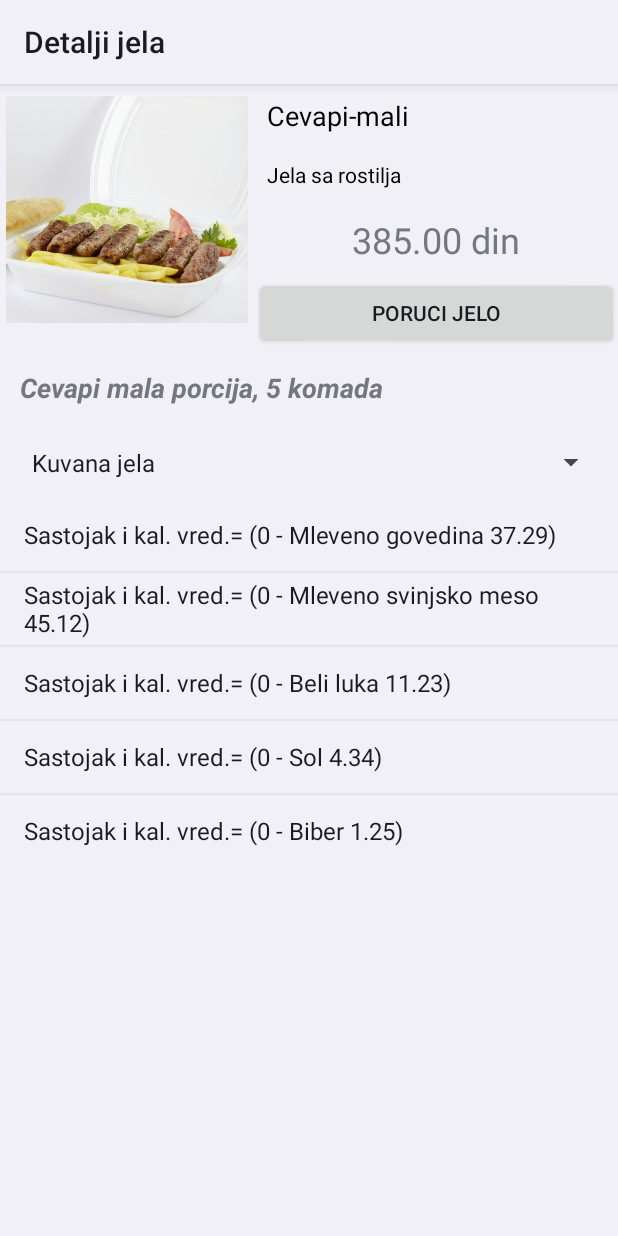
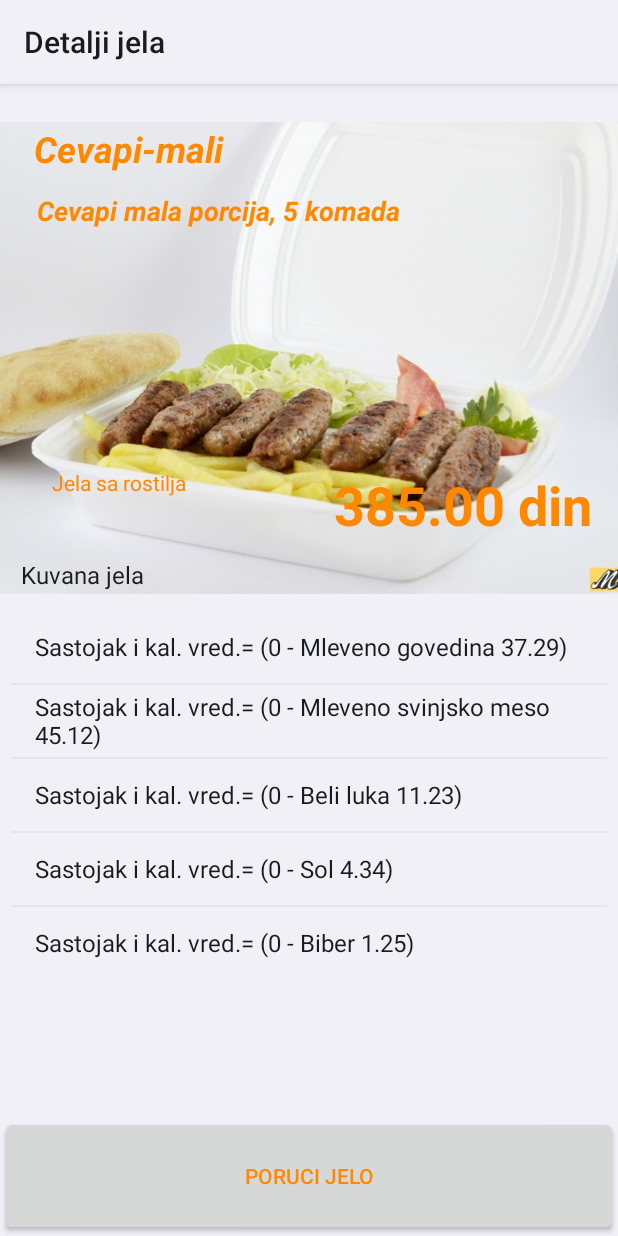
Before and after one commit to borisbokan/jelovnik, an Android app: the SecondActivity screen opened directly, with no data from a screen before it, on a phone screen of 412 x 824 dp. Run offline under Robolectric (Android 15) with nearby library versions, the phone set to English and light mode, and no system bars; 2 statements that could not run were skipped.

Commit message:
Uradjen zadatak sa termina 16 , deo RelativeLayout .

```diff
--- a/app/src/main/java/rs/aleph/android/example12/activities/SecondActivity.java
+++ b/app/src/main/java/rs/aleph/android/example12/activities/SecondActivity.java
@@ -38,7 +38,7 @@ public class SecondActivity extends Activity implements View.OnClickListener {
 
         // Each lifecycle method should call the method it overrides
         super.onCreate(savedInstanceState);
-        setContentView(R.layout.activity_second_linear);
+        setContentView(R.layout.activity_second_relative);
 
         int vrednostPoz=getIntent().getExtras().getInt(FirstActivity.DETALJI_POZ_KEY);
         int vrednostGropuPoz=getIntent().getExtras().getInt(FirstActivity.DETALJI_GROUP_POZ_KEY);
--- a/app/src/main/res/layout/activity_second_relative.xml
+++ b/app/src/main/res/layout/activity_second_relative.xml
@@ -1,111 +1,145 @@
 <?xml version="1.0" encoding="utf-8"?>
-<RelativeLayout xmlns:android="http://schemas.android.com/apk/res/android"
+<LinearLayout xmlns:android="http://schemas.android.com/apk/res/android"
     xmlns:tools="http://schemas.android.com/tools"
 
-    android:orientation="vertical"
     android:layout_width="match_parent"
-    android:layout_height="match_parent">
+    android:layout_height="match_parent"
+    android:elevation="1dp"
+    android:orientation="vertical">
 
 
-    <!--<ListView
-        android:id="@+id/lsvSastojci_detalji"
+    <RelativeLayout
         android:layout_width="match_parent"
-        android:layout_height="wrap_content"/>-->
+        android:layout_height="match_parent"
+        android:layout_weight="1">
+
+        <Spinner
+            android:id="@+id/spKategorije_detalji"
+            android:layout_width="match_parent"
+            android:layout_height="wrap_content"
+            android:elevation="10dp"
+            android:padding="6dp"
+            android:textColor="@android:color/holo_orange_light"
+            tools:listitem="@android:layout/simple_list_item_1"
+            android:layout_alignParentBottom="true"
+            android:layout_alignRight="@+id/txtOpisJelo_detalji"
+            android:layout_alignEnd="@+id/txtOpisJelo_detalji" />
 
         <TextView
             android:id="@+id/txtNazivJelo_detalji"
+            android:layout_width="match_parent"
+            android:layout_height="wrap_content"
+            android:layout_alignParentLeft="true"
+            android:layout_alignParentStart="true"
+            android:layout_alignTop="@+id/slikaJela"
+            android:layout_marginLeft="17dp"
+            android:layout_marginStart="17dp"
+            android:elevation="10dp"
+            android:padding="5dp"
+            android:text="@string/naziv_jela"
+            android:textColor="@android:color/holo_orange_dark"
+            android:textSize="24sp"
+            android:textStyle="bold|italic" />
+
+        <TextView
+            android:id="@+id/txtCena_detalji"
             android:layout_width="wrap_content"
             android:layout_height="wrap_content"
+            android:layout_marginEnd="12dp"
+            android:layout_marginRight="12dp"
+            android:elevation="10dp"
+            android:gravity="center"
             android:padding="5dp"
-        android:text="@string/naziv_jela"
-        android:textColor="@android:color/black"
-        android:textSize="18sp"
-        android:layout_marginTop="17dp"
-        android:layout_alignTop="@+id/slikaJela"
-        android:layout_alignParentLeft="true"
-        android:layout_alignParentStart="true"
-        android:layout_marginLeft="22dp"
-        android:layout_marginStart="22dp" />
-
-    <ImageView
-        android:id="@+id/slikaJela"
-        android:layout_width="200dp"
-        android:layout_height="150dp"
-        android:padding="4dp"
-        android:scaleType="centerCrop"
-        android:src="@drawable/splash"
-        tools:ignore="ContentDescription"
-        android:layout_marginTop="16dp"
-        android:layout_alignParentTop="true"
-        android:layout_alignLeft="@id/txtNazivJelo_detalji"
-        android:layout_alignStart="@id/txtNazivJelo_detalji" />
-
-    <TextView
-                android:id="@+id/txtOpis_detalji"
-                android:layout_width="match_parent"
-                android:layout_height="wrap_content"
-        android:hint="Opis"
-                android:padding="7dp"
-                android:text="@string/opis_jela"
-                android:textSize="18sp"
-                android:textStyle="normal|bold|italic"
-        android:layout_below="@id/txtOpisJelo_detalji"
-        android:layout_alignLeft="@id/spKategorije_detalji"
-        android:layout_alignStart="@id/spKategorije_detalji" />
-
-
+            android:text="0,00 din"
+            android:textAlignment="center"
+            android:textColor="@android:color/holo_orange_dark"
+            android:textSize="36sp"
+            android:textStyle="normal|bold"
+            android:layout_above="@+id/spKategorije_detalji"
+            android:layout_alignParentRight="true"
+            android:layout_alignParentEnd="true" />
 
         <TextView
             android:id="@+id/txtOpisJelo_detalji"
             android:layout_width="wrap_content"
             android:layout_height="wrap_content"
-
-        android:textColor="@android:color/black"
+            android:elevation="10dp"
             android:padding="5dp"
             android:text="@string/kategorija"
+            android:textColor="@android:color/holo_orange_dark"
             android:textSize="14sp"
-        android:layout_below="@id/slikaJela"
-        android:layout_alignLeft="@id/txtOpis_detalji"
-        android:layout_alignStart="@id/txtOpis_detalji" />
+            android:layout_alignTop="@+id/txtCena_detalji"
+            android:layout_alignLeft="@+id/txtOpis_detalji"
+            android:layout_alignStart="@+id/txtOpis_detalji"
+            android:layout_marginLeft="12dp"
+            android:layout_marginStart="12dp" />
 
         <TextView
-        android:id="@+id/txtCena_detalji"
-        android:layout_width="wrap_content"
+            android:id="@+id/txtOpis_detalji"
+            android:layout_width="match_parent"
+            android:layout_height="match_parent"
+            android:elevation="10dp"
+            android:hint="Opis"
+            android:padding="7dp"
+            android:text="@string/opis_jela"
+            android:textColor="@android:color/holo_orange_dark"
+            android:textSize="18sp"
+            android:textStyle="normal|bold|italic"
+            android:layout_below="@+id/txtNazivJelo_detalji"
+            android:layout_alignParentRight="true"
+            android:layout_alignParentEnd="true"
+            android:layout_alignLeft="@+id/txtNazivJelo_detalji"
+            android:layout_alignStart="@+id/txtNazivJelo_detalji" />
+
+        <ImageView
+            android:id="@+id/slikaJela"
+            android:layout_width="match_parent"
+            android:layout_height="match_parent"
+            android:layout_alignParentLeft="true"
+            android:layout_alignParentStart="true"
+            android:layout_alignParentTop="true"
+            android:layout_marginTop="21dp"
+            android:padding="4dp"
+            android:scaleType="centerCrop"
+            android:src="@drawable/splash"
+            tools:ignore="ContentDescription" />
+    </RelativeLayout>
+
+    <LinearLayout
+        android:layout_width="match_parent"
+        android:layout_height="match_parent"
+        android:layout_weight="1"
+        android:orientation="horizontal">
+
+        <ListView
+            android:id="@+id/lsvsastojci_detalji"
+            android:layout_width="match_parent"
             android:layout_height="wrap_content"
-        android:layout_weight="1"
-        android:gravity="center"
-        android:padding="5dp"
-        android:text="0,00 din"
-        android:textAlignment="center"
-        android:textSize="24sp"
-        android:layout_above="@id/txtOpisJelo_detalji"
-        android:layout_toRightOf="@id/txtOpisJelo_detalji"
-        android:layout_toEndOf="@id/txtOpisJelo_detalji" />
+
+            android:layout_alignEnd="@+id/txtOpisJelo_detalji"
+            android:layout_alignLeft="@+id/txtOpisJelo_detalji"
+            android:layout_alignRight="@+id/txtOpisJelo_detalji"
+            android:layout_alignStart="@+id/txtOpisJelo_detalji"
+            android:padding="7dp"
+            android:textColor="@android:color/holo_orange_light" />
+    </LinearLayout>
+
+    <LinearLayout
+        android:layout_width="match_parent"
+        android:layout_height="wrap_content"
+        android:layout_weight="0"
+        android:orientation="horizontal">
 
         <Button
             android:id="@+id/btnPoruci_detalji"
             android:layout_width="match_parent"
             android:layout_height="80dp"
-        android:text="Poruci jelo"
-
             android:layout_alignParentBottom="true"
             android:layout_centerHorizontal="true"
-        android:gravity="center_vertical|center_horizontal" />
+            android:gravity="center_vertical|center_horizontal"
+            android:text="Poruci jelo"
+            android:textColor="@android:color/holo_orange_dark" />
+    </LinearLayout>
 
-    <Spinner
-        android:layout_width="match_parent"
-        android:layout_height="wrap_content"
-        android:id="@+id/spKategorije_detalji"
-        android:padding="6dp"
-        android:layout_marginTop="46dp"
-        android:layout_below="@+id/txtOpis_detalji"
-        android:layout_alignLeft="@+id/slikaJela"
-        android:layout_alignStart="@+id/slikaJela" />
 
-    <ListView android:layout_height="wrap_content"
-        android:layout_width="match_parent"
-        android:id="@+id/lsvsastojci_detalji"
-        android:layout_alignParentLeft="true"
-        android:layout_alignParentStart="true" />
-
-</RelativeLayout>
+</LinearLayout>
```
Also changed, not shown: app/src/main/res/layout/activity_second_linear.xml (+18 -0 lines). Lines whose indentation alone changed are shown as unchanged.
